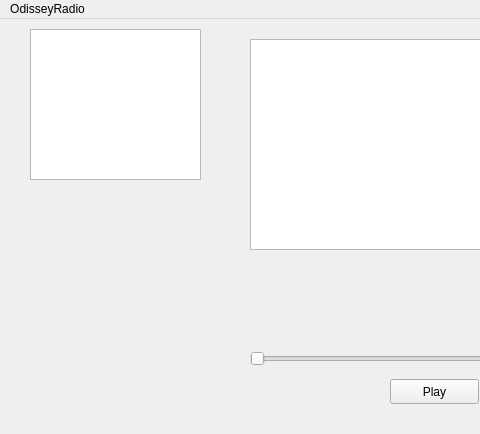
miguemesen/OdisseyRadio, file OdisseyRadio/mainwindow.ui: the form before one commit; both pictures show x 0 to 480 and y 0 to 434 of the 718 by 434 pixel window.
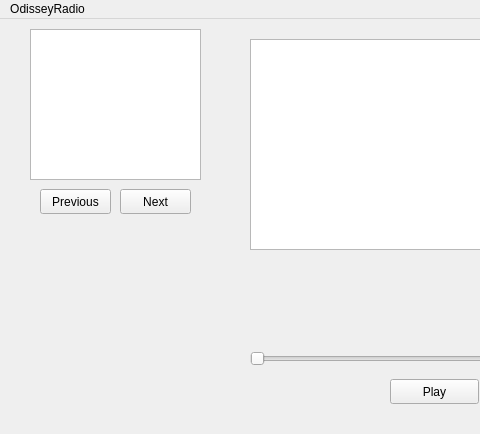
The form after the commit.

The edit to the form file:
```diff
--- a/OdisseyRadio/mainwindow.ui
+++ b/OdisseyRadio/mainwindow.ui
@@ -60,6 +60,32 @@
      <enum>Qt::Horizontal</enum>
     </property>
    </widget>
+   <widget class="QPushButton" name="btn_next">
+    <property name="geometry">
+     <rect>
+      <x>120</x>
+      <y>170</y>
+      <width>71</width>
+      <height>25</height>
+     </rect>
+    </property>
+    <property name="text">
+     <string>Next</string>
+    </property>
+   </widget>
+   <widget class="QPushButton" name="btn_previous">
+    <property name="geometry">
+     <rect>
+      <x>40</x>
+      <y>170</y>
+      <width>71</width>
+      <height>25</height>
+     </rect>
+    </property>
+    <property name="text">
+     <string>Previous</string>
+    </property>
+   </widget>
   </widget>
   <widget class="QMenuBar" name="menubar">
    <property name="geometry">
```
